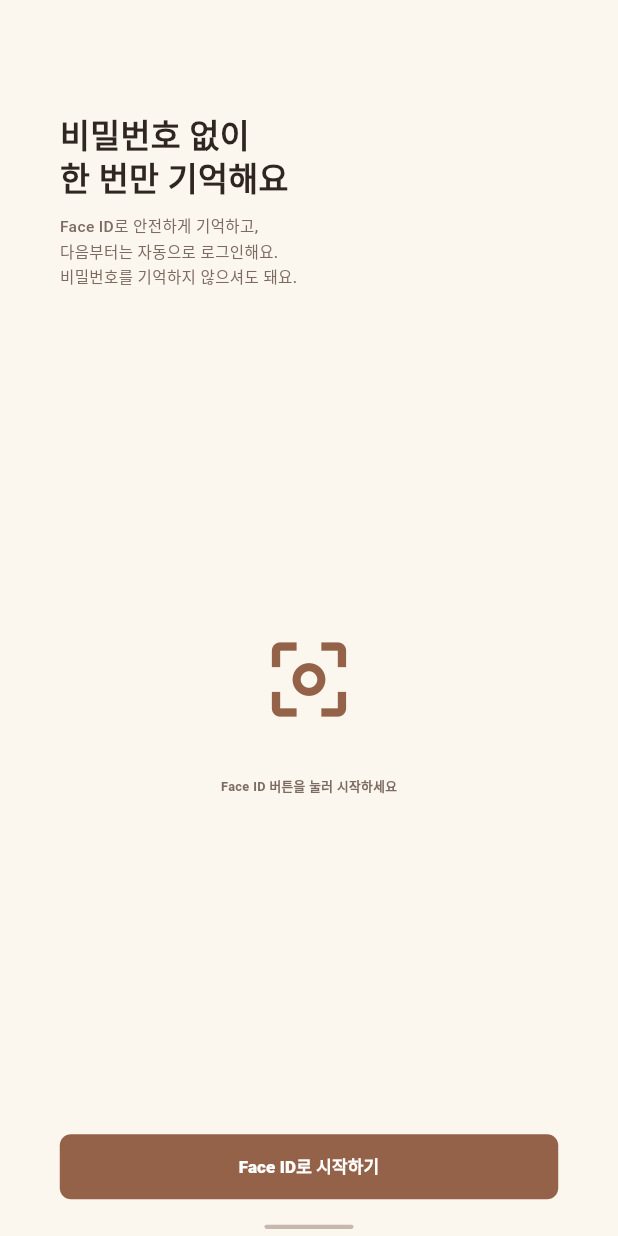
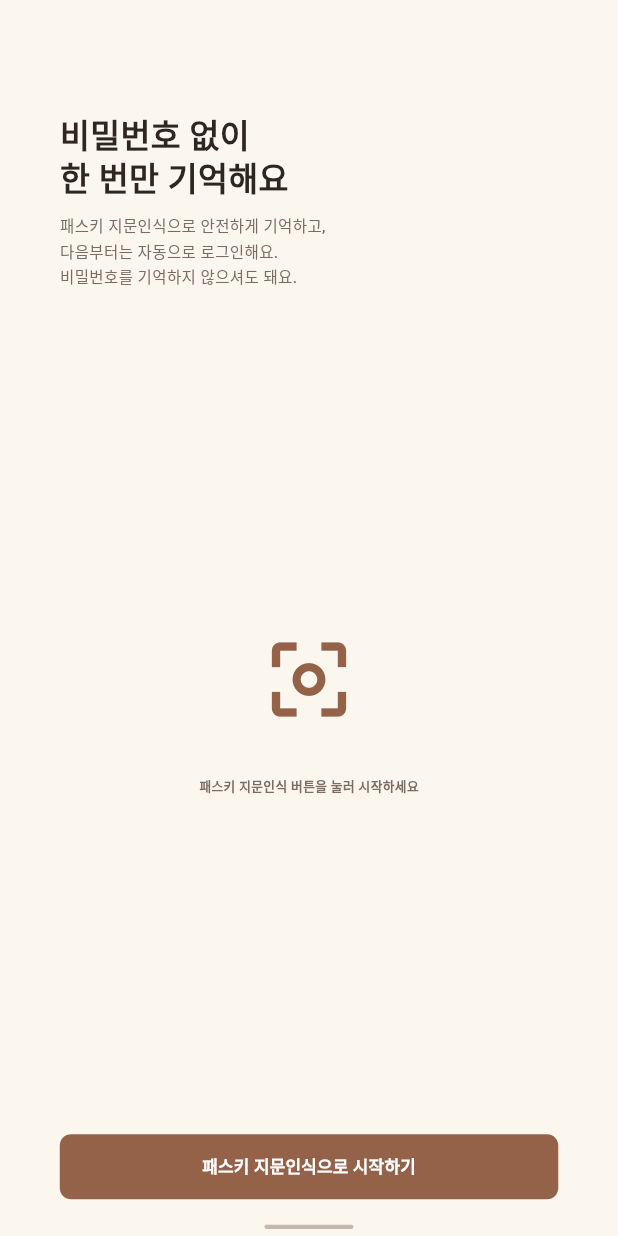
Before and after one commit to Hanium-Remory/Hanium-Remory-FE, a Flutter app: the FirstRegistrationFlow screen opened directly, on a phone screen of 412 x 824 dp. Run offline on Flutter 3.47's test engine with Material 3 defaults, Android fonts, the phone set to English and light mode, and no system bars; our stand-ins replace audioplayers, firebase_auth, firebase_core, flutter_screenutil, image_picker, share_plus and 1 more; missing offline and left inert: passkeys, record; accounts and stored records are empty; Roboto replaces fonts that are missing (Pretendard).

Commit message:
fix: show fingerprint passkey text on Android

```diff
--- a/lib/3. code/first_registration_flow.dart
+++ b/lib/3. code/first_registration_flow.dart
@@ -1,3 +1,4 @@
+import 'package:flutter/foundation.dart';
 import 'package:flutter/material.dart';
 import 'package:flutter/services.dart';
 import 'package:share_plus/share_plus.dart';
@@ -22,16 +23,15 @@ const Color _soft = Color(0xFFF5E9DF);
 // 토큰을 검증하는데 이 모드에는 진짜 토큰이 없기 때문이다.
 const bool kBypassPasskeyForDevelopment = false;
 
+String get _platformPasskeyName =>
+    defaultTargetPlatform == TargetPlatform.android ? '패스키 지문인식' : 'Face ID';
+
 /// 초대 코드 안내 문구용. 서버 설정이 어떻든 하루를 넘겨 말하지 않는다.
 Duration _atMostADay(Duration left) =>
     left > const Duration(hours: 24) ? const Duration(hours: 24) : left;
 
 class FirstRegistrationFlow extends StatefulWidget {
-  const FirstRegistrationFlow({
-    super.key,
-    this.inviteCode,
-    this.elderName,
-  });
+  const FirstRegistrationFlow({super.key, this.inviteCode, this.elderName});
 
   /// '코드를 받았어요' 로 들어온 경우 확인까지 끝낸 6자리 코드.
   /// 있으면 어르신 등록 화면을 건너뛴다. 합류는 전화번호 인증이 끝나는
@@ -61,7 +61,7 @@ class _FirstRegistrationFlowState extends State<FirstRegistrationFlow> {
   final _phoneAuth = FirebasePhoneAuth();
   bool _busy = false;
   String _busyMsg = '';
-  String? _onboardingToken; // Face ID 등록 후 발급, 번호 연결에 사용
+  String? _onboardingToken; // 패스키 등록 후 발급, 번호 연결에 사용
 
   /// 마지막 페이지 번호. 코드로 들어오면 어르신 등록이 빠져 하나 짧다.
   int get _lastPage => _invited ? 3 : 4;
@@ -108,19 +108,19 @@ class _FirstRegistrationFlowState extends State<FirstRegistrationFlow> {
     if (_busy) return;
     if (kBypassPasskeyForDevelopment) {
       _onboardingToken = 'development-bypass';
-      _snack('개발 모드: Face ID 등록을 건너뛰었습니다.');
+      _snack('개발 모드: $_platformPasskeyName 등록을 건너뛰었습니다.');
       _next();
       return;
     }
     try {
-      _setBusy(true, 'Face ID로 패스키 등록 중…\n생체인증을 진행하세요');
+      _setBusy(true, '$_platformPasskeyName 등록 중…\n생체인증을 진행하세요');
       _onboardingToken = await _api.registerPasskeyFirst(displayName: '보호자');
       _setBusy(false);
-      _snack('패스키(Face ID) 등록 완료! 전화번호를 인증해 주세요.');
+      _snack('$_platformPasskeyName 등록 완료! 전화번호를 인증해 주세요.');
       _next();
     } catch (e) {
       _setBusy(false);
-      _snack('Face ID 등록 실패: $e');
+      _snack('$_platformPasskeyName 등록 실패: $e');
     }
   }
 
@@ -175,7 +175,7 @@ class _FirstRegistrationFlowState extends State<FirstRegistrationFlow> {
   ) async {
     if (_busy) return;
     if (_onboardingToken == null) {
-      _snack('먼저 Face ID 등록을 완료해 주세요.');
+      _snack('먼저 $_platformPasskeyName 등록을 완료해 주세요.');
       return;
     }
     if (name.trim().isEmpty) {
@@ -442,7 +442,7 @@ class _FaceSignupPage extends StatelessWidget {
           Text('비밀번호 없이\n한 번만 기억해요', style: _titleStyle()),
           SizedBox(height: 10.h),
           Text(
-            'Face ID로 안전하게 기억하고,\n다음부터는 자동으로 로그인해요.\n비밀번호를 기억하지 않으셔도 돼요.',
+            '$_platformPasskeyName으로 안전하게 기억하고,\n다음부터는 자동으로 로그인해요.\n비밀번호를 기억하지 않으셔도 돼요.',
             style: _bodyStyle(),
           ),
           const Spacer(),
@@ -450,9 +450,14 @@ class _FaceSignupPage extends StatelessWidget {
             child: Icon(Icons.center_focus_weak, size: 70.sp, color: _brown),
           ),
           SizedBox(height: 34.h),
-          Center(child: Text('Face ID 버튼을 눌러 시작하세요', style: _smallStyle())),
+          Center(
+            child: Text(
+              '$_platformPasskeyName 버튼을 눌러 시작하세요',
+              style: _smallStyle(),
+            ),
+          ),
           const Spacer(),
-          _BottomButton(text: 'Face ID로 시작하기', onTap: onNext),
+          _BottomButton(text: '$_platformPasskeyName으로 시작하기', onTap: onNext),
           SizedBox(height: 18.h),
         ],
       ),
@@ -602,7 +607,11 @@ class _PatientInfoPageState extends State<_PatientInfoPage> {
         name: name,
         gender: _selectedGender == '남성' ? 'male' : 'female',
         // 2월 30일처럼 없는 날짜를 고르면 그 달의 마지막 날로 맞춰진다.
-        birthDate: DateTime(_firstYear + _yearIndex, _monthIndex + 1, _dayIndex + 1),
+        birthDate: DateTime(
+          _firstYear + _yearIndex,
+          _monthIndex + 1,
+          _dayIndex + 1,
+        ),
       );
     } finally {
       if (mounted) setState(() => _busy = false);
```
